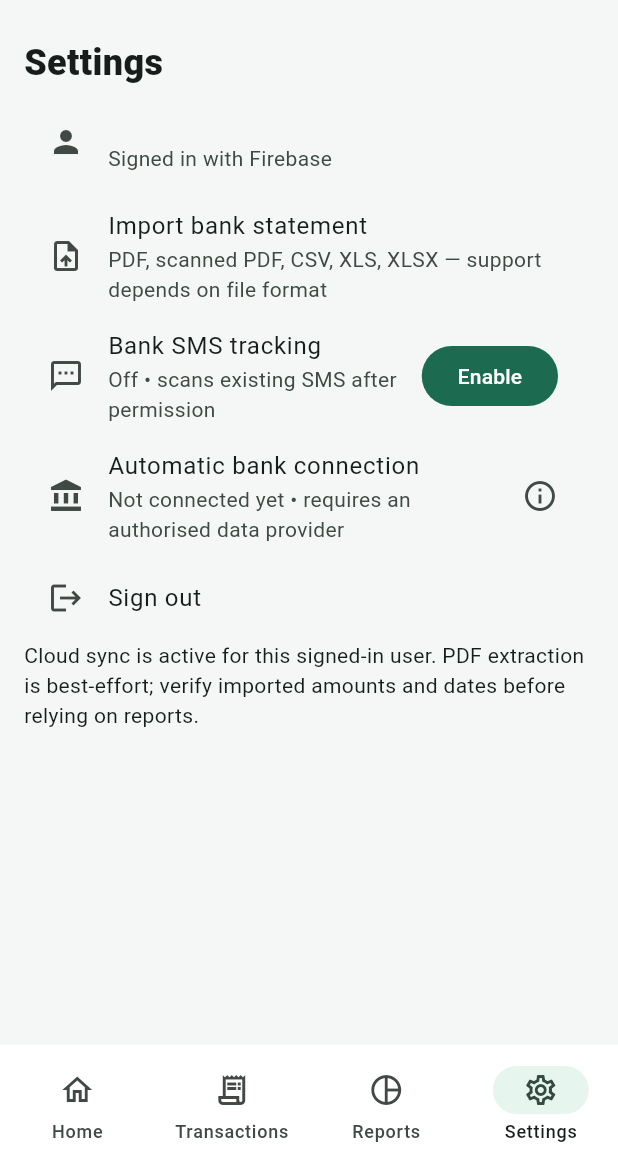
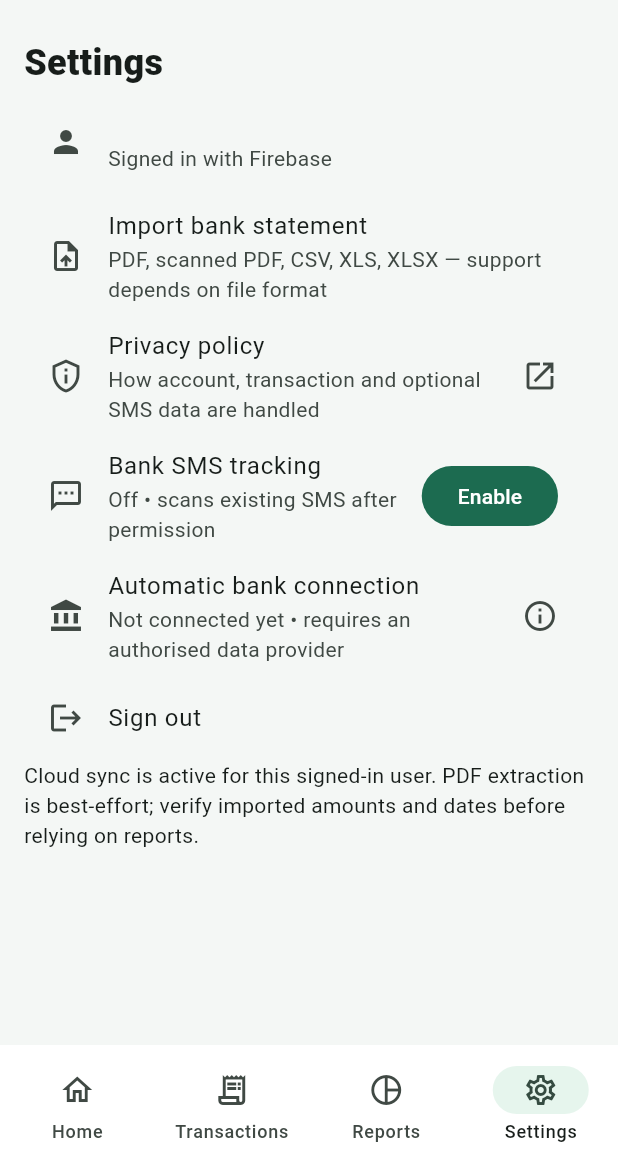
Before and after one commit to rohitfcg123-arch/nexora-finance-manager, a Flutter app: the screen it shows once a user with an empty profile is signed in, item 4 of the bottom bar chosen, on a phone screen of 412 x 824 dp, the part 71-1236 px from its top. Run offline on Flutter 3.47's test engine with Material 3 defaults, Android fonts, the phone set to English and light mode, and no system bars; our stand-ins replace cloud_firestore, csv, file_picker, firebase_auth, firebase_core; missing offline and left inert: excel, google_mlkit_text_recognition, pdf_render_maintained, syncfusion_flutter_pdf, telephony; accounts and stored records are empty.

Commit message:
Add explicit SMS tracking disclosure and privacy policy link

```diff
--- a/android_app/lib/main.dart
+++ b/android_app/lib/main.dart
@@ -15,6 +15,7 @@ import 'package:google_mlkit_text_recognition/google_mlkit_text_recognition.dart
 import 'package:path_provider/path_provider.dart';
 import 'package:pdf_render_maintained/pdf_render_maintained.dart' as pdf_renderer;
 import 'package:telephony/telephony.dart';
+import 'package:url_launcher/url_launcher.dart';
 import 'firebase_options.dart';
 
 const green=Color(0xFF075C43), darkGreen=Color(0xFF063B2E), mint=Color(0xFFE6F5ED), bg=Color(0xFFF4F7F5), ink=Color(0xFF17231E);
@@ -55,6 +56,25 @@ class _HomeState extends State<Home>{
  @override void initState(){super.initState();}
 
  Future<void> enableSmsTracking() async {
+  // Show a prominent in-app disclosure and obtain affirmative consent before requesting SMS access.
+  final consent = await showDialog<bool>(
+   context: context,
+   barrierDismissible: false,
+   builder: (ctx) => AlertDialog(
+    title: const Text('Before enabling SMS tracking'),
+    content: const SingleChildScrollView(child: Text(
+     'Nexora will read SMS messages on this device to look for bank transaction alerts. Message text is processed on this device by the current parser. When a transaction is recognised, Nexora saves derived details such as amount, date, title/category and the SMS sender address to your account in Firebase. The app is not designed to upload the full SMS body. Detection may be incomplete or incorrect, so review every entry. SMS tracking is optional. Choose Continue only if you agree.',
+    )),
+    actions: [
+     TextButton(onPressed: () => Navigator.pop(ctx, false), child: const Text('Not now')),
+     TextButton(onPressed: () async {
+      await launchUrl(Uri.parse('https://rohitfcg123-arch.github.io/nexora-finance-manager/privacy-policy.html'), mode: LaunchMode.externalApplication);
+     }, child: const Text('Privacy policy')),
+     FilledButton(onPressed: () => Navigator.pop(ctx, true), child: const Text('Continue')),
+    ],
+   ),
+  );
+  if (consent != true || !mounted) return;
   try {
    final granted = await smsApi.requestPhoneAndSmsPermissions ?? false;
    if (!granted) { snack('SMS permission was not granted. Tracking remains off.'); return; }
@@ -147,6 +167,17 @@ class _HomeState extends State<Home>{
       const Text('Settings', style: TextStyle(fontSize: 24, fontWeight: FontWeight.w900)),
       ListTile(leading: const Icon(Icons.person), title: Text(widget.user.email ?? ''), subtitle: const Text('Signed in with Firebase')),
       ListTile(leading: const Icon(Icons.upload_file), title: const Text('Import bank statement'), subtitle: const Text('PDF, scanned PDF, CSV, XLS, XLSX — support depends on file format'), onTap: importFile),
+      ListTile(
+        leading: const Icon(Icons.privacy_tip_outlined),
+        title: const Text('Privacy policy'),
+        subtitle: const Text('How account, transaction and optional SMS data are handled'),
+        trailing: const Icon(Icons.open_in_new),
+        onTap: () async {
+          final uri = Uri.parse('https://rohitfcg123-arch.github.io/nexora-finance-manager/privacy-policy.html');
+          final opened = await launchUrl(uri, mode: LaunchMode.externalApplication);
+          if (!opened && mounted) snack('Could not open the privacy policy. Visit the link from the app website.');
+        },
+      ),
       ListTile(
         leading: const Icon(Icons.sms_outlined),
         title: const Text('Bank SMS tracking'),
```
